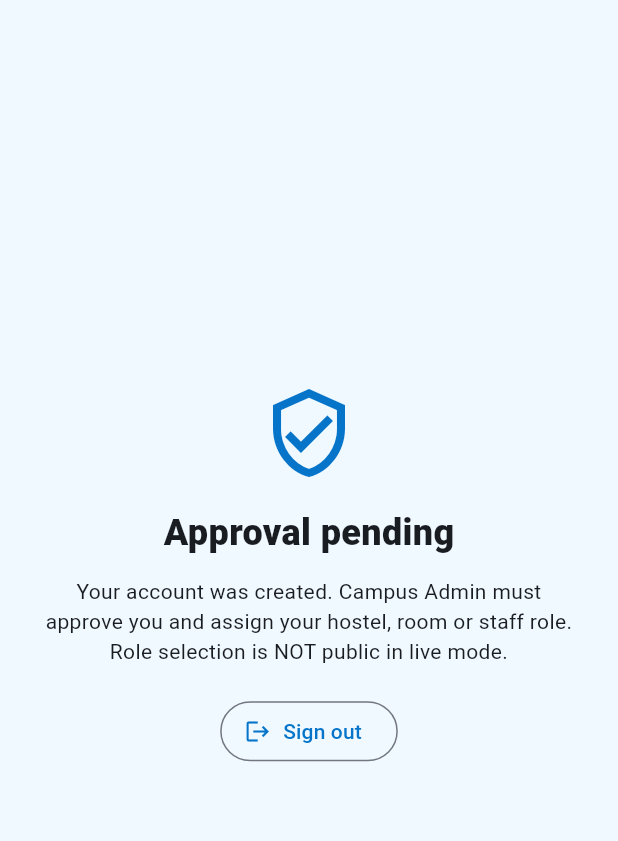
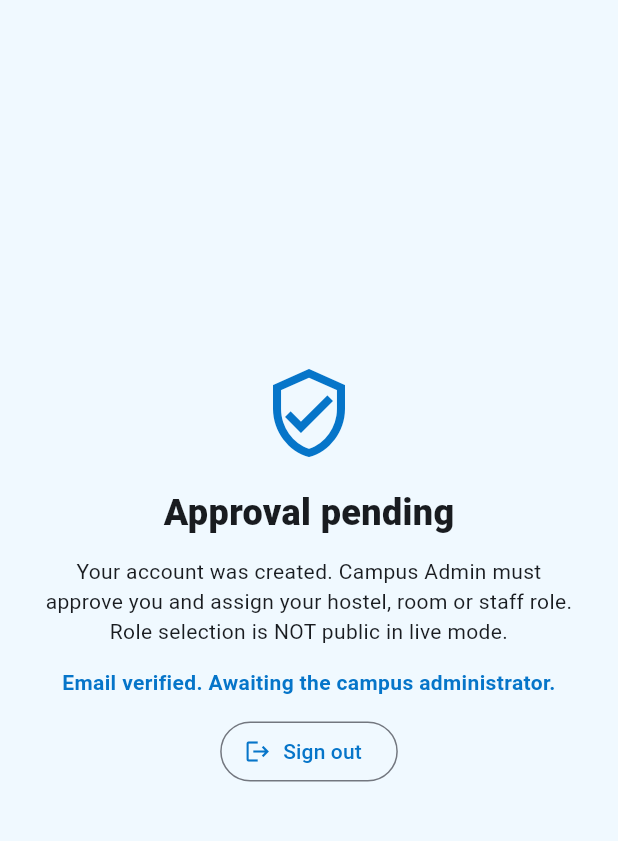
Before and after one commit to SHWETHA-1315/AQUACAMPUS, a Flutter app: the screen it shows once a user with an empty profile is signed in, on a phone screen of 412 x 824 dp, the part 84-925 px from its top. Run offline on Flutter 3.47's test engine with Material 3 defaults, Android fonts, the light colour scheme and no system bars; our stand-ins replace cloud_firestore, firebase_auth, firebase_core; accounts and stored records are empty.

Commit message:
ui(auth): verify registered email inside Android approval workflow before admin assignment

```diff
--- a/lib/main.dart
+++ b/lib/main.dart
@@ -442,7 +442,61 @@ class ApprovalPage extends StatelessWidget {
                 const Text(
                     'Your account was created. Campus Admin must approve you and assign your hostel, room or staff role. Role selection is NOT public in live mode.',
                     textAlign: TextAlign.center),
-                const SizedBox(height: 19),
+                const SizedBox(height: 14),
+                if (!store.emailVerified) ...[
+                  const Text(
+                    'Verify your email using the Firebase link we sent. '
+                    'A real campus administrator must then approve your role.',
+                    textAlign: TextAlign.center,
+                    style: TextStyle(fontSize: 12, color: Colors.black54),
+                  ),
+                  const SizedBox(height: 10),
+                  FilledButton.icon(
+                    onPressed: () async {
+                      try {
+                        await store.resendEmailVerification();
+                        if (!context.mounted) return;
+                        ScaffoldMessenger.of(context).showSnackBar(
+                          const SnackBar(content: Text(
+                            'Verification email sent. Check your inbox.')),
+                        );
+                      } catch (error) {
+                        if (!context.mounted) return;
+                        ScaffoldMessenger.of(context).showSnackBar(
+                          SnackBar(content: Text('$error')),
+                        );
+                      }
+                    },
+                    icon: const Icon(Icons.mark_email_unread_outlined),
+                    label: const Text('Resend verification email'),
+                  ),
+                  TextButton.icon(
+                    onPressed: () async {
+                      try {
+                        final verified = await store.refreshEmailVerification();
+                        if (!context.mounted) return;
+                        ScaffoldMessenger.of(context).showSnackBar(SnackBar(
+                          content: Text(verified
+                            ? 'Email verified. Await campus admin approval.'
+                            : 'Email not verified yet. Open your verification link.'),
+                        ));
+                      } catch (error) {
+                        if (!context.mounted) return;
+                        ScaffoldMessenger.of(context).showSnackBar(
+                          SnackBar(content: Text('$error')),
+                        );
+                      }
+                    },
+                    icon: const Icon(Icons.refresh_rounded),
+                    label: const Text('I verified my email · Refresh'),
+                  ),
+                ] else
+                  const Text(
+                    'Email verified. Awaiting the campus administrator.',
+                    textAlign: TextAlign.center,
+                    style: TextStyle(color: sea, fontWeight: FontWeight.w600),
+                  ),
+                const SizedBox(height: 12),
                 OutlinedButton.icon(
                     onPressed: store.logout,
                     icon: const Icon(Icons.logout),
```
